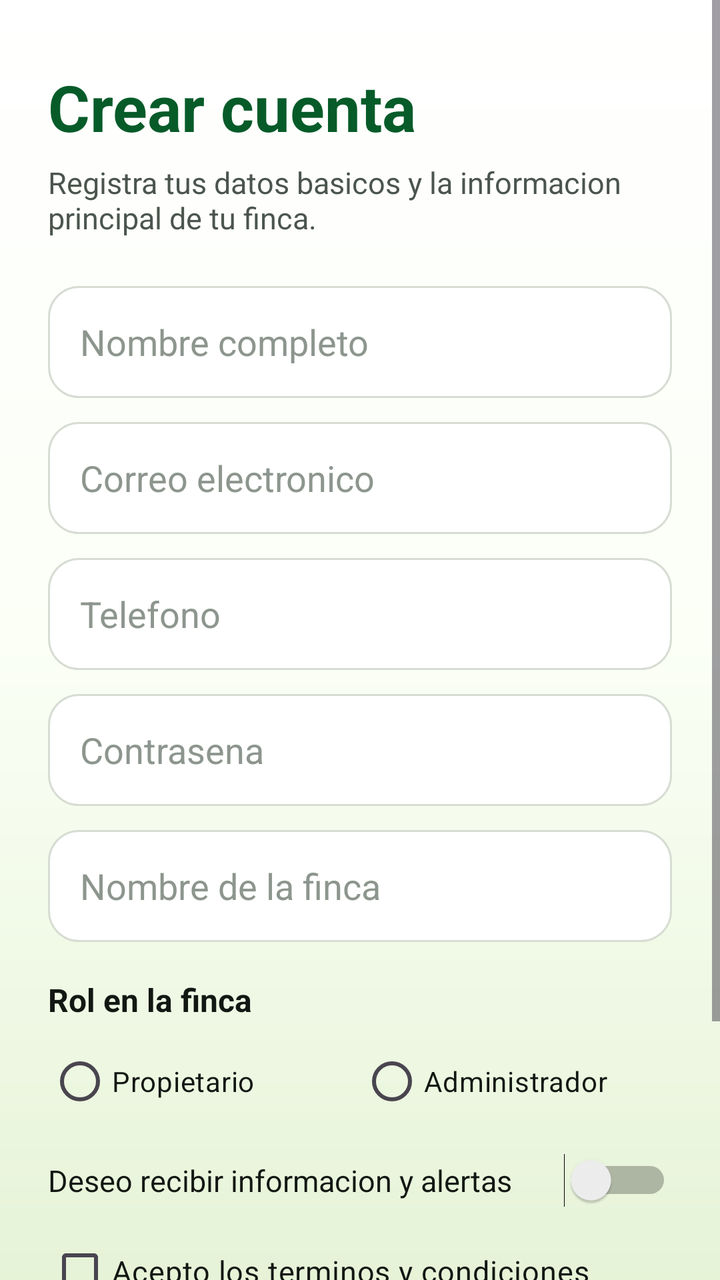
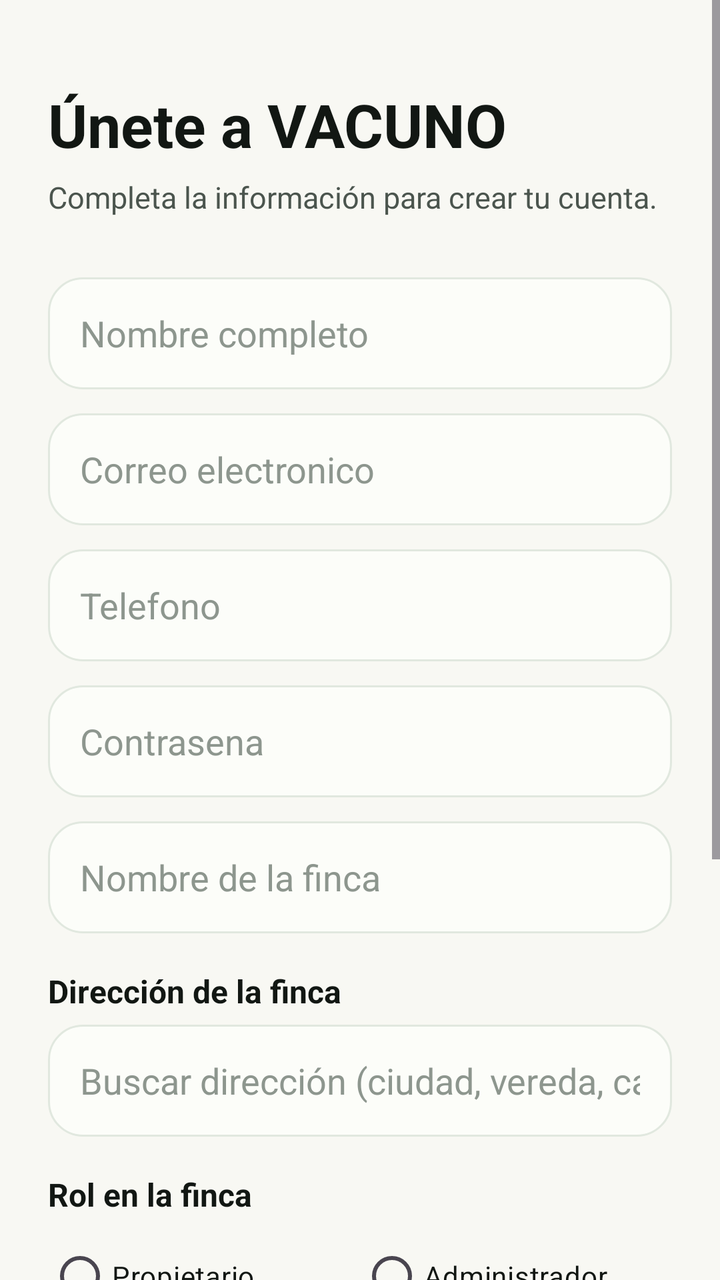

Two renders of the same Android screen: before a commit and after it. Below are the layout's source before the change and the commit's diff.
<!-- AndroidManifest.xml: application theme Theme.Vacuno -->
<!-- res/layout/activity_registro.xml -->
<?xml version="1.0" encoding="utf-8"?>
<androidx.constraintlayout.widget.ConstraintLayout xmlns:android="http://schemas.android.com/apk/res/android"
    xmlns:app="http://schemas.android.com/apk/res-auto"
    xmlns:tools="http://schemas.android.com/tools"
    android:id="@+id/main"
    android:layout_width="match_parent"
    android:layout_height="match_parent"
    android:background="@drawable/bg_login"
    tools:context=".RegistroActivity">

    <ScrollView
        android:id="@+id/scroll_registro"
        android:layout_width="0dp"
        android:layout_height="0dp"
        android:fillViewport="true"
        app:layout_constraintBottom_toBottomOf="parent"
        app:layout_constraintEnd_toEndOf="parent"
        app:layout_constraintStart_toStartOf="parent"
        app:layout_constraintTop_toTopOf="parent">

        <LinearLayout
            android:id="@+id/ll_contenido_registro"
            android:layout_width="match_parent"
            android:layout_height="wrap_content"
            android:orientation="vertical"
            android:paddingStart="24dp"
            android:paddingTop="32dp"
            android:paddingEnd="24dp"
            android:paddingBottom="28dp">

            <TextView
                android:id="@+id/tv_titulo_registro"
                android:layout_width="wrap_content"
                android:layout_height="wrap_content"
                android:text="Crear cuenta"
                android:textColor="@color/verde_principal"
                android:textSize="32sp"
                android:textStyle="bold" />

            <TextView
                android:id="@+id/tv_descripcion_registro"
                android:layout_width="match_parent"
                android:layout_height="wrap_content"
                android:layout_marginTop="6dp"
                android:text="Registra tus datos basicos y la informacion principal de tu finca."
                android:textColor="@color/texto_secundario"
                android:textSize="15sp" />

            <EditText
                android:id="@+id/et_nombre"
                android:layout_width="match_parent"
                android:layout_height="56dp"
                android:layout_marginTop="24dp"
                android:background="@drawable/bg_campo_texto"
                android:hint="Nombre completo"
                android:inputType="textPersonName"
                android:paddingStart="16dp"
                android:paddingEnd="16dp"
                android:singleLine="true"
                android:textColor="@color/texto_principal"
                android:textColorHint="@color/gris_hint" />

            <EditText
                android:id="@+id/et_correo_registro"
                android:layout_width="match_parent"
                android:layout_height="56dp"
                android:layout_marginTop="12dp"
                android:background="@drawable/bg_campo_texto"
                android:hint="Correo electronico"
                android:inputType="textEmailAddress"
                android:paddingStart="16dp"
                android:paddingEnd="16dp"
                android:singleLine="true"
                android:textColor="@color/texto_principal"
                android:textColorHint="@color/gris_hint" />

            <EditText
                android:id="@+id/et_telefono"
                android:layout_width="match_parent"
                android:layout_height="56dp"
                android:layout_marginTop="12dp"
                android:background="@drawable/bg_campo_texto"
                android:hint="Telefono"
                android:inputType="number"
                android:paddingStart="16dp"
                android:paddingEnd="16dp"
                android:singleLine="true"
                android:textColor="@color/texto_principal"
                android:textColorHint="@color/gris_hint" />

            <EditText
                android:id="@+id/et_contrasena_registro"
                android:layout_width="match_parent"
                android:layout_height="56dp"
                android:layout_marginTop="12dp"
                android:background="@drawable/bg_campo_texto"
                android:hint="Contrasena"
                android:inputType="textPassword"
                android:paddingStart="16dp"
                android:paddingEnd="16dp"
                android:singleLine="true"
                android:textColor="@color/texto_principal"
                android:textColorHint="@color/gris_hint" />

            <EditText
                android:id="@+id/et_nombre_finca"
                android:layout_width="match_parent"
                android:layout_height="56dp"
                android:layout_marginTop="12dp"
                android:background="@drawable/bg_campo_texto"
                android:hint="Nombre de la finca"
                android:inputType="textCapWords"
                android:paddingStart="16dp"
                android:paddingEnd="16dp"
                android:singleLine="true"
                android:textColor="@color/texto_principal"
                android:textColorHint="@color/gris_hint" />

            <TextView
                android:id="@+id/tv_rol"
                android:layout_width="wrap_content"
                android:layout_height="wrap_content"
                android:layout_marginTop="18dp"
                android:text="Rol en la finca"
                android:textColor="@color/texto_principal"
                android:textSize="16sp"
                android:textStyle="bold" />

            <RadioGroup
                android:id="@+id/rg_rol"
                android:layout_width="match_parent"
                android:layout_height="wrap_content"
                android:layout_marginTop="6dp"
                android:orientation="horizontal">

                <RadioButton
                    android:id="@+id/rb_propietario"
                    android:layout_width="0dp"
                    android:layout_height="wrap_content"
                    android:layout_weight="1"
                    android:text="Propietario"
                    android:textColor="@color/texto_principal" />

                <RadioButton
                    android:id="@+id/rb_administrador"
                    android:layout_width="0dp"
                    android:layout_height="wrap_content"
                    android:layout_weight="1"
                    android:text="Administrador"
                    android:textColor="@color/texto_principal" />
            </RadioGroup>

            <Switch
                android:id="@+id/switch_informacion"
                android:layout_width="match_parent"
                android:layout_height="wrap_content"
                android:layout_marginTop="12dp"
                android:text="Deseo recibir informacion y alertas"
                android:textColor="@color/texto_principal"
                android:textSize="15sp" />

            <CheckBox
                android:id="@+id/cb_terminos"
                android:layout_width="match_parent"
                android:layout_height="wrap_content"
                android:layout_marginTop="8dp"
                android:text="Acepto los terminos y condiciones"
                android:textColor="@color/texto_principal"
                android:textSize="15sp" />

            <Button
                android:id="@+id/btn_registrar"
                android:layout_width="match_parent"
                android:layout_height="58dp"
                android:layout_marginTop="18dp"
                android:backgroundTint="@color/verde_principal"
                android:text="Registrar"
                android:textAllCaps="false"
                android:textColor="@color/white"
                android:textSize="18sp"
                android:textStyle="bold" />

            <TextView
                android:id="@+id/tv_volver_login"
                android:layout_width="wrap_content"
                android:layout_height="wrap_content"
                android:layout_gravity="center_horizontal"
                android:layout_marginTop="18dp"
                android:text="Ya tengo una cuenta"
                android:textColor="@color/verde_principal"
                android:textSize="15sp"
                android:textStyle="bold" />
        </LinearLayout>
    </ScrollView>

</androidx.constraintlayout.widget.ConstraintLayout>
<!-- resources referenced by this layout -->
<resources>
  <color name="gris_hint">#8D968E</color>
  <color name="texto_principal">#121713</color>
  <color name="texto_secundario">#4B554E</color>
  <color name="verde_principal">#075B29</color>
  <color name="white">#FFFFFFFF</color>
  <!-- drawable bg_campo_texto (drawable) -->
  <?xml version="1.0" encoding="utf-8"?>
  <shape xmlns:android="http://schemas.android.com/apk/res/android">
      <solid android:color="#FFFFFF" />
      <stroke
          android:width="1dp"
          android:color="#D8DDD4" />
      <corners android:radius="15dp" />
      <padding
          android:bottom="6dp"
          android:left="10dp"
          android:right="10dp"
          android:top="6dp" />
  </shape>
  <!-- drawable bg_login (drawable) -->
  <?xml version="1.0" encoding="utf-8"?>
  <shape xmlns:android="http://schemas.android.com/apk/res/android">
      <gradient
          android:angle="270"
          android:centerColor="#FBFFF6"
          android:endColor="#E6F3D7"
          android:startColor="#FFFFFF" />
  </shape>
  <style name="Theme.Vacuno" parent="Base.Theme.Vacuno" />
  <style name="Base.Theme.Vacuno" parent="Theme.Material3.DayNight.NoActionBar">
          
          
      </style>
</resources>

<!-- the commit's change to res/layout/activity_registro.xml (unified diff, before → after) -->
@@ -5,7 +5,7 @@
     android:id="@+id/main"
     android:layout_width="match_parent"
     android:layout_height="match_parent"
-    android:background="@drawable/bg_login"
+    android:background="@color/fondo_premium"
     tools:context=".RegistroActivity">
 
     <ScrollView
@@ -24,7 +24,7 @@
             android:layout_height="wrap_content"
             android:orientation="vertical"
             android:paddingStart="24dp"
-            android:paddingTop="32dp"
+            android:paddingTop="42dp"
             android:paddingEnd="24dp"
             android:paddingBottom="28dp">
 
@@ -32,9 +32,9 @@
                 android:id="@+id/tv_titulo_registro"
                 android:layout_width="wrap_content"
                 android:layout_height="wrap_content"
-                android:text="Crear cuenta"
-                android:textColor="@color/verde_principal"
-                android:textSize="32sp"
+                android:text="Únete a VACUNO"
+                android:textColor="@color/texto_principal"
+                android:textSize="30sp"
                 android:textStyle="bold" />
 
             <TextView
@@ -42,7 +42,7 @@
                 android:layout_width="match_parent"
                 android:layout_height="wrap_content"
                 android:layout_marginTop="6dp"
-                android:text="Registra tus datos basicos y la informacion principal de tu finca."
+                android:text="Completa la información para crear tu cuenta."
                 android:textColor="@color/texto_secundario"
                 android:textSize="15sp" />
 
@@ -50,7 +50,7 @@
                 android:id="@+id/et_nombre"
                 android:layout_width="match_parent"
                 android:layout_height="56dp"
-                android:layout_marginTop="24dp"
+                android:layout_marginTop="30dp"
                 android:background="@drawable/bg_campo_texto"
                 android:hint="Nombre completo"
                 android:inputType="textPersonName"
@@ -115,6 +115,53 @@
                 android:singleLine="true"
                 android:textColor="@color/texto_principal"
                 android:textColorHint="@color/gris_hint" />
+
+            <TextView
+                android:id="@+id/tv_direccion"
+                android:layout_width="wrap_content"
+                android:layout_height="wrap_content"
+                android:layout_marginTop="18dp"
+                android:text="Dirección de la finca"
+                android:textColor="@color/texto_principal"
+                android:textSize="16sp"
+                android:textStyle="bold" />
+
+            <EditText
+                android:id="@+id/et_direccion"
+                android:layout_width="match_parent"
+                android:layout_height="56dp"
+                android:layout_marginTop="6dp"
+                android:background="@drawable/bg_campo_texto"
+                android:hint="Buscar dirección (ciudad, vereda, calle...)"
+                android:imeOptions="actionSearch"
+                android:inputType="textCapWords"
+                android:paddingStart="16dp"
+                android:paddingEnd="16dp"
+                android:singleLine="true"
+                android:textColor="@color/texto_principal"
+                android:textColorHint="@color/gris_hint" />
+
+            <org.osmdroid.views.MapView
+                android:id="@+id/mapa_direcciones"
+                android:layout_width="match_parent"
+                android:layout_height="220dp"
+                android:layout_marginTop="6dp"
+                android:background="@drawable/bg_lista_direcciones"
+                android:clipToOutline="true"
+                android:outlineProvider="background"
+                android:visibility="gone" />
+
+            <ListView
+                android:id="@+id/lv_direcciones"
+                android:layout_width="match_parent"
+                android:layout_height="wrap_content"
+                android:layout_marginTop="6dp"
+                android:maxHeight="180dp"
+                android:background="@drawable/bg_lista_direcciones"
+                android:divider="@android:color/transparent"
+                android:dividerHeight="1dp"
+                android:paddingVertical="6dp"
+                android:visibility="gone" />
 
             <TextView
                 android:id="@+id/tv_rol"
@@ -154,10 +201,10 @@
                 android:id="@+id/switch_informacion"
                 android:layout_width="match_parent"
                 android:layout_height="wrap_content"
-                android:layout_marginTop="12dp"
+                android:layout_marginTop="48sp"
                 android:text="Deseo recibir informacion y alertas"
                 android:textColor="@color/texto_principal"
-                android:textSize="15sp" />
+                android:textSize="18sp" />
 
             <CheckBox
                 android:id="@+id/cb_terminos"
@@ -173,12 +220,14 @@
                 android:layout_width="match_parent"
                 android:layout_height="58dp"
                 android:layout_marginTop="18dp"
-                android:backgroundTint="@color/verde_principal"
-                android:text="Registrar"
+                android:background="@drawable/bg_primary_button"
+                android:backgroundTint="#96AC80"
+                android:text="Crear cuenta"
                 android:textAllCaps="false"
                 android:textColor="@color/white"
                 android:textSize="18sp"
-                android:textStyle="bold" />
+                android:textStyle="bold"
+                app:rippleColor="#96AC60" />
 
             <TextView
                 android:id="@+id/tv_volver_login"
@@ -186,7 +235,7 @@
                 android:layout_height="wrap_content"
                 android:layout_gravity="center_horizontal"
                 android:layout_marginTop="18dp"
-                android:text="Ya tengo una cuenta"
+                android:text="¿Ya tienes una cuenta? Inicia sesión"
                 android:textColor="@color/verde_principal"
                 android:textSize="15sp"
                 android:textStyle="bold" />
<!-- resource entries referenced after the edit -->
@@ -1,5 +1,6 @@
 <!-- resources referenced by this layout -->
 <resources>
+  <color name="fondo_premium">#F8F8F3</color>
   <color name="gris_hint">#8D968E</color>
   <color name="texto_principal">#121713</color>
   <color name="texto_secundario">#4B554E</color>
@@ -8,27 +9,37 @@
   <!-- drawable bg_campo_texto (drawable) -->
   <?xml version="1.0" encoding="utf-8"?>
   <shape xmlns:android="http://schemas.android.com/apk/res/android">
-      <solid android:color="#FFFFFF" />
+      <solid android:color="#FCFDF9" />
       <stroke
           android:width="1dp"
-          android:color="#D8DDD4" />
-      <corners android:radius="15dp" />
+          android:color="@color/borde_suave" />
+      <corners android:radius="17dp" />
       <padding
           android:bottom="6dp"
           android:left="10dp"
           android:right="10dp"
           android:top="6dp" />
   </shape>
-  <!-- drawable bg_login (drawable) -->
+  <!-- drawable bg_lista_direcciones (drawable) -->
   <?xml version="1.0" encoding="utf-8"?>
-  <shape xmlns:android="http://schemas.android.com/apk/res/android">
-      <gradient
-          android:angle="270"
-          android:centerColor="#FBFFF6"
-          android:endColor="#E6F3D7"
-          android:startColor="#FFFFFF" />
+  <shape xmlns:android="http://schemas.android.com/apk/res/android"
+      android:shape="rectangle">
+      <solid android:color="@color/white" />
+      <corners android:radius="14dp" />
+      <stroke
+          android:width="1dp"
+          android:color="@color/borde_suave" />
   </shape>
+  <!-- drawable bg_primary_button (drawable) -->
+  <?xml version="1.0" encoding="utf-8"?>
+  <selector xmlns:android="http://schemas.android.com/apk/res/android">
+      <item android:state_pressed="true"><shape android:shape="rectangle"><solid android:color="@color/verde_botones_presionado"/><corners android:radius="28dp"/></shape></item>
+      <item><shape android:shape="rectangle"><solid android:color="@color/verde_botones"/><corners android:radius="28dp"/></shape></item>
+  </selector>
   <style name="Theme.Vacuno" parent="Base.Theme.Vacuno" />
+  <color name="borde_suave">#E1E8DF</color>
+  <color name="verde_botones_presionado">#86A456</color>
+  <color name="verde_botones">#96AC60</color>
   <style name="Base.Theme.Vacuno" parent="Theme.Material3.DayNight.NoActionBar">
           
           
